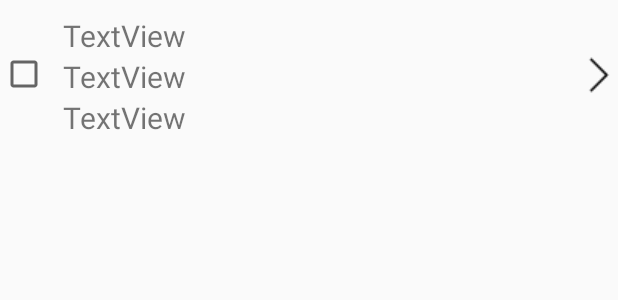
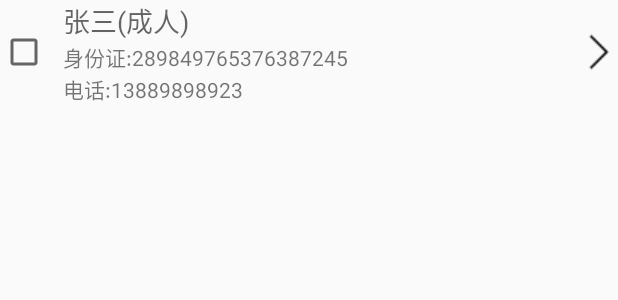
Before and after one commit to Yuhong-d/My12306, an Android app: the layout ticket_addusr_list_item.xml on its own in the app's theme, with its tools: preview values and no code run, on a phone screen of 412 x 824 dp. Shown: the top 300 px of the screen. Run offline under Robolectric (Android 15) with nearby library versions, the light colour scheme and no system bars.

Commit message:
8.25-14.46

```diff
--- a/app/src/main/java/com/example/abc123/my12306/Fragment/TicketFragment.java
+++ b/app/src/main/java/com/example/abc123/my12306/Fragment/TicketFragment.java
@@ -195,6 +195,7 @@ public class TicketFragment extends Fragment {
          final int oldMonth = oldCalendar.get(Calendar.MONTH);
          final int oldDay = oldCalendar.get(Calendar.DATE);
          String weekDay = DateUtils.formatDateTime(getActivity(),oldCalendar.getTimeInMillis(),DateUtils.FORMAT_SHOW_WEEKDAY);
+         tv_time.setText(oldYear+"-"+(oldMonth+1)+"-"+oldDay+" "+weekDay);
 
 
 
--- a/app/src/main/res/layout/ticket_addusr_list_item.xml
+++ b/app/src/main/res/layout/ticket_addusr_list_item.xml
@@ -1,49 +1,42 @@
 <?xml version="1.0" encoding="utf-8"?>
 <LinearLayout xmlns:android="http://schemas.android.com/apk/res/android"
-    xmlns:app="http://schemas.android.com/apk/res-auto"
     android:layout_width="match_parent"
-    android:layout_height="match_parent"
-    android:orientation="horizontal"
-    android:descendantFocusability="blocksDescendants">
+    android:layout_height="wrap_content"
+    android:orientation="horizontal">
 
     <CheckBox
         android:id="@+id/cbx_addusr"
         android:layout_width="wrap_content"
         android:layout_height="wrap_content"
-        android:paddingTop="80dp" />
-
+        android:layout_marginRight="10dp"
+        android:layout_gravity="center_vertical"/>
     <LinearLayout
         android:layout_width="wrap_content"
         android:layout_height="wrap_content"
-        android:layout_weight="4"
-        android:orientation="vertical"
-        android:padding="10dp">
+        android:layout_weight="1"
+        android:orientation="vertical">
 
         <TextView
             android:id="@+id/tvName"
-            android:layout_width="match_parent"
+            android:layout_width="wrap_content"
             android:layout_height="wrap_content"
-            android:text="TextView"
-            android:textSize="20sp"/>
-
+            android:text="张三(成人)"
+            android:textAppearance="?android:attr/textAppearanceMedium"/>
         <TextView
             android:id="@+id/tvIdCard"
-            android:layout_width="match_parent"
+            android:layout_width="wrap_content"
             android:layout_height="wrap_content"
-            android:text="TextView"
-            android:textSize="20sp"/>
-
+            android:text="身份证:289849765376387245"/>
         <TextView
             android:id="@+id/tvTel"
-            android:layout_width="match_parent"
+            android:layout_width="wrap_content"
             android:layout_height="wrap_content"
-            android:text="TextView"
-            android:textSize="20sp"/>
+            android:text="电话:13889898923"/>
     </LinearLayout>
-
     <ImageView
         android:id="@+id/img"
         android:layout_width="wrap_content"
-        android:layout_height="100dp"
-        app:srcCompat="@drawable/forward_25" />
+        android:layout_height="wrap_content"
+        android:layout_gravity="center_vertical"
+        android:src="@drawable/forward_25"/>
 </LinearLayout>
```
Also changed, not shown: app/src/main/java/com/example/abc123/my12306/Ticket/TicketBookingActivity.java (+47 -0 lines), app/src/main/java/com/example/abc123/my12306/Ticket/Ticketone.java (+4 -7 lines), app/src/main/res/layout/layout_ticket_booking.xml (+17 -21 lines). Lines whose indentation alone changed are shown as unchanged.
